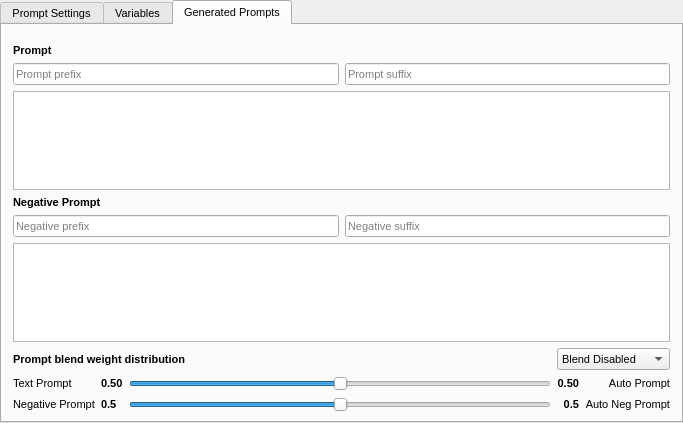
First picture: the form in src/airunner/widgets/prompt_builder/templates/prompt_builder_form.ui, repository Capsize-Games/airunner, before the edit.
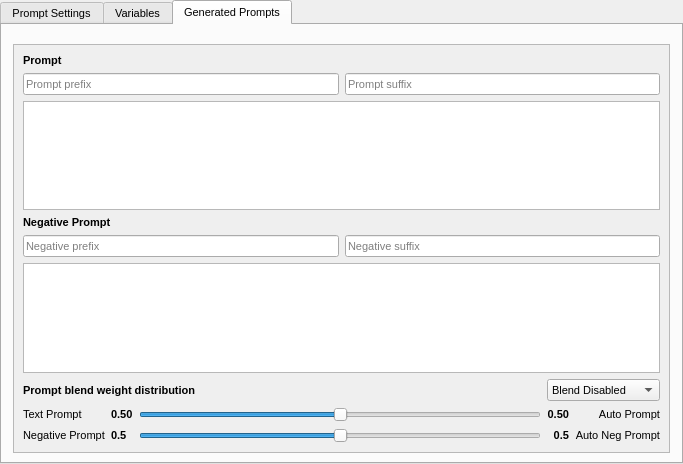
Second picture: the form after the edit. The open tabs and pages were chosen to show the change.

Commit message: prompt builder template updates

Diff of the .ui file:
```diff
--- a/src/airunner/widgets/prompt_builder/templates/prompt_builder_form.ui
+++ b/src/airunner/widgets/prompt_builder/templates/prompt_builder_form.ui
@@ -7,7 +7,7 @@
     <x>0</x>
     <y>0</y>
     <width>683</width>
-    <height>423</height>
+    <height>464</height>
    </rect>
   </property>
   <property name="windowTitle">
@@ -43,7 +43,7 @@
         <x>0</x>
         <y>0</y>
         <width>683</width>
-        <height>423</height>
+        <height>464</height>
        </rect>
       </property>
       <layout class="QGridLayout" name="gridLayout_5">
@@ -530,6 +530,21 @@
             <number>9</number>
            </property>
            <item row="0" column="0">
+            <widget class="QScrollArea" name="scrollArea_3">
+             <property name="widgetResizable">
+              <bool>true</bool>
+             </property>
+             <widget class="QWidget" name="scrollAreaWidgetContents">
+              <property name="geometry">
+               <rect>
+                <x>0</x>
+                <y>0</y>
+                <width>655</width>
+                <height>408</height>
+               </rect>
+              </property>
+              <layout class="QGridLayout" name="gridLayout_6">
+               <item row="0" column="0">
             <layout class="QVBoxLayout" name="verticalLayout_3">
              <property name="spacing">
               <number>6</number>
@@ -955,6 +970,10 @@
               </widget>
              </item>
             </layout>
+               </item>
+              </layout>
+             </widget>
+            </widget>
            </item>
           </layout>
          </widget>
```
Left out of the diff: 2 changed lines with no effect on the pictures. Lines whose indentation alone changed are shown as unchanged. The commit also changes 1 other file.
